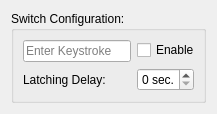
First picture: the form in Qt/encoderconfigurationdialog.ui, repository ericyangs/ideasX-workstation-client-v3, before the edit.
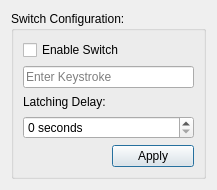
Second picture: the form after the edit.

Commit message: Addded a ghetto button selection dialog

The edit to the form file:
```diff
--- a/Qt/encoderconfigurationdialog.ui
+++ b/Qt/encoderconfigurationdialog.ui
@@ -7,7 +7,7 @@
     <x>0</x>
     <y>0</y>
     <width>217</width>
-    <height>110</height>
+    <height>190</height>
    </rect>
   </property>
   <property name="windowTitle">
@@ -19,22 +19,8 @@
      <property name="title">
       <string>Switch Configuration:</string>
      </property>
-     <layout class="QFormLayout" name="formLayout">
-      <item row="0" column="1">
-       <widget class="QCheckBox" name="checkSwitchEnable">
-        <property name="text">
-         <string>Enable</string>
-        </property>
-       </widget>
-      </item>
-      <item row="1" column="1">
-       <widget class="QSpinBox" name="spinLatchTime">
-        <property name="suffix">
-         <string> sec.</string>
-        </property>
-       </widget>
-      </item>
-      <item row="0" column="0">
+     <layout class="QGridLayout" name="gridLayout">
+      <item row="1" column="0" colspan="2">
        <widget class="QLineEdit" name="lineSwitchKey">
         <property name="text">
          <string/>
@@ -47,13 +33,40 @@
         </property>
        </widget>
       </item>
-      <item row="1" column="0">
+      <item row="2" column="0">
        <widget class="QLabel" name="labelLatch">
         <property name="text">
          <string>Latching Delay:</string>
         </property>
        </widget>
       </item>
+      <item row="4" column="1">
+       <widget class="QPushButton" name="buttonApply">
+        <property name="text">
+         <string>Apply</string>
+        </property>
+       </widget>
+      </item>
+      <item row="0" column="0" colspan="2">
+       <widget class="QCheckBox" name="checkSwitchEnable">
+        <property name="text">
+         <string>Enable Switch</string>
+        </property>
+       </widget>
+      </item>
+      <item row="3" column="0" colspan="2">
+       <widget class="QSpinBox" name="spinLatchTime">
+        <property name="suffix">
+         <string> seconds</string>
+        </property>
+        <property name="maximum">
+         <number>60</number>
+        </property>
+        <property name="singleStep">
+         <number>1</number>
+        </property>
+       </widget>
+      </item>
      </layout>
     </widget>
    </item>
```
The commit also changes 4 other files.
